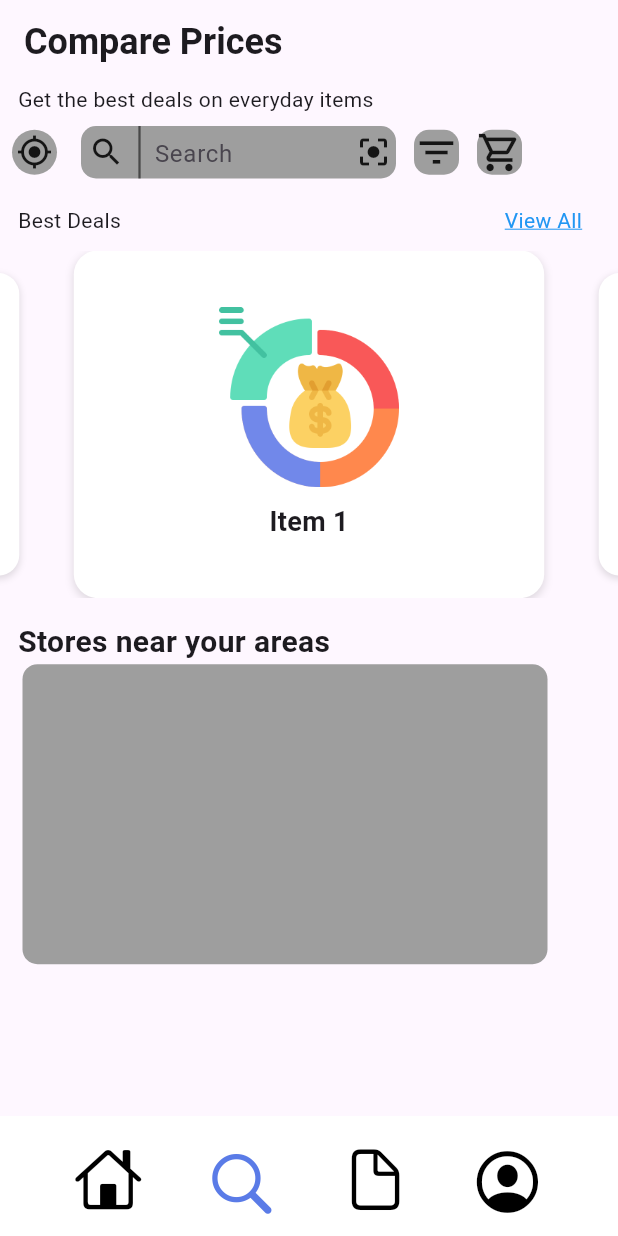
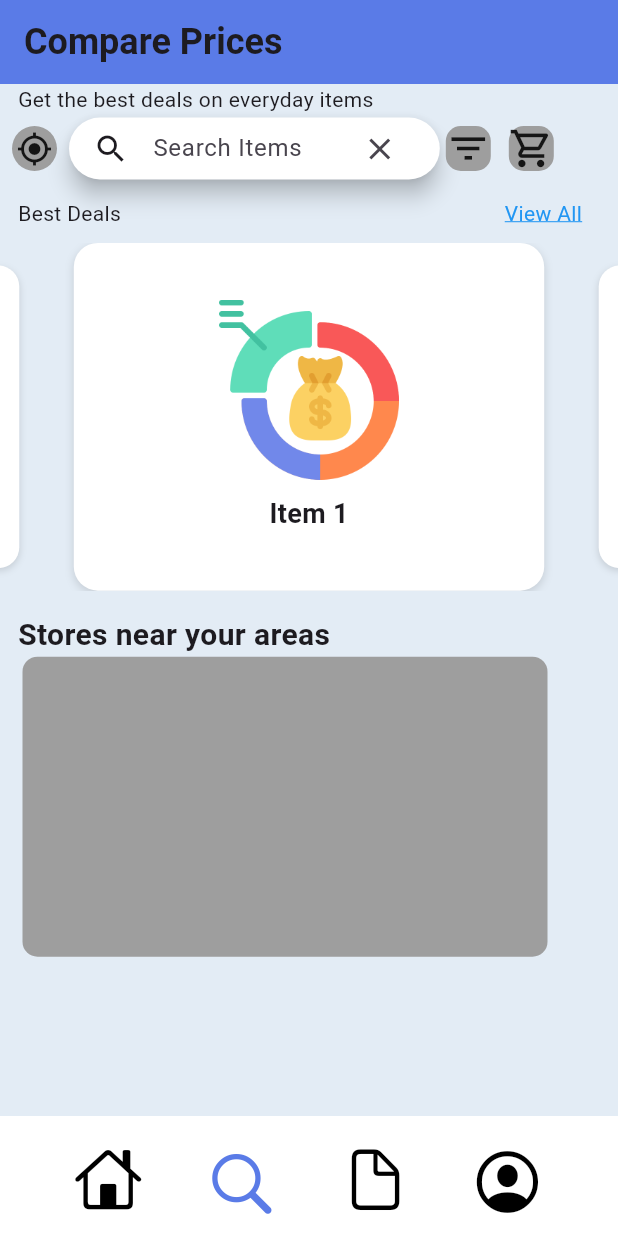
Before and after one commit to daniaalhakim14/psm1-project, a Flutter app: the comparepricepage screen opened directly with empty values, on a phone screen of 412 x 824 dp. Run offline on Flutter 3.47's test engine with Material 3 defaults, Android fonts, the phone set to English and light mode, and no system bars; drawn by our look-alikes of carousel_slider; our stand-ins replace dotted_border, fl_chart, open_file, shared_preferences; missing offline and left inert: flutter_doc_scanner; accounts and stored records are empty.

Commit message:
main page almost complete
# Conflicts:
#	lib/ViewModel/signUpnLogin/signUpnLogin_repository.dart

```diff
--- /dev/null
+++ b/lib/Model/itemPricePremise.dart
@@ -0,0 +1,98 @@
+import 'dart:convert';
+import 'dart:typed_data'; // Correct import for Uint8List
+import 'package:flutter/material.dart';
+
+// get item full details
+class itemPrice {
+  final int itemcode;
+  final String itemname;
+  final String unit;
+  final String itemgroup;
+  final String itemcategory;
+  final Uint8List? itemimage;
+  final int premiseid;
+  final double price;
+  final String premisename;
+  final String address;
+  final String premisetype;
+  final String state;
+  final String district;
+
+  itemPrice({
+    required this.itemcode,
+    required this.itemname,
+    required this.unit,
+    required this.itemgroup,
+    required this.itemcategory,
+    required this.itemimage,
+    required this.premiseid,
+    required this.price,
+    required this.premisename,
+    required this.address,
+    required this.premisetype,
+    required this.state,
+    required this.district,
+  });
+
+  factory itemPrice.fromJson(Map<String, dynamic> json) {
+    return itemPrice(
+      itemcode: json['itemcode'],
+      itemname: json['itemname'],
+      unit: json['unit'],
+      itemgroup: json['itemgroup'],
+      itemcategory: json['itemcategory'],
+      itemimage:
+          json['itemimage'] != null
+              ? base64Decode(json['itemimage']) // Decode Base64 to Uint8List
+              : null,
+      premiseid: json['premiseid'],
+      price: (json['price'] as num).toDouble(),
+      premisename: json['premisename'],
+      address: json['address'],
+      premisetype: json['premisetype'],
+      state: json['state'],
+      district: json['district'],
+    );
+  }
+
+  Map<String, dynamic> toJson() {
+    return {
+      'itemcode': itemcode,
+      'itemname': itemname,
+      'unit': unit,
+      'itemgroup': itemgroup,
+      'itemcategory': itemcategory,
+      'image': itemimage, // Consider converting to base64 if sending as JSON string
+      'premiseid': premiseid,
+      'price': price,
+      'premisename': premisename,
+      'address': address,
+      'premisetype': premisetype,
+      'state': state,
+      'district': district,
+    };
+  }
+}
+
+// for item to be search in search bar
+class itemSearch{
+  final int itemcode;
+  final String itemname;
+  final Uint8List? image;
+
+  itemSearch({
+    required this.itemcode,
+    required this.itemname,
+    required this.image,
+});
+  factory itemSearch.fromJson(Map<String, dynamic> json) {
+    return itemSearch(
+        itemcode:int.parse(json['itemcode'].toString()),
+        itemname: json['itemname'],
+        image:
+        json['itemimage'] != null
+            ? base64Decode(json['itemimage']) // Decode Base64 to Uint8List
+            : null
+    );
+  }
+}
--- a/lib/View/comparepricepage.dart
+++ b/lib/View/comparepricepage.dart
@@ -1,9 +1,12 @@
+import 'dart:async';
+
 import 'package:carousel_slider/carousel_slider.dart';
 import 'package:flutter/cupertino.dart';
 import 'package:flutter/material.dart';
 import 'package:fyp/View/homepage.dart';
-
+import 'package:provider/provider.dart';
 import '../Model/signupLoginpage.dart';
+import '../ViewModel/itemPricePremise/itemPrice_viewmodel.dart';
 import 'accountpage.dart';
 
 class comparepricepage extends StatefulWidget {
@@ -17,21 +20,46 @@ class comparepricepage extends StatefulWidget {
 class _comparepricepageState extends State<comparepricepage> {
   final _textControllerSearch = TextEditingController();
   int _currentPage = 0;
+  final searchController = SearchController();
   final List<Map<String, String>> sliderItems = [
     {'image': 'lib/Stickers/assetmanagement.png', 'title': 'Item 1'},
     {'image': 'lib/Stickers/business.png', 'title': 'Item 2'},
     {'image': 'lib/Stickers/dontletmoneyflyaway.png', 'title': 'Item 3'},
   ];
+  String selectedText = '';
+  Timer? _debounce;
+  String _lastQuery = '';
+
+
+  @override
+  void initState() {
+    super.initState();
+
+  }
+
+  void onSearchChanged(String query) {
+    if (_debounce?.isActive ?? false) _debounce!.cancel();
+    _debounce = Timer(const Duration(milliseconds: 2000), () {
+      final searchVM = Provider.of<itemPrice_viewmodel>(context, listen: false);
+      searchVM.fetchItemSearch(query);
+    });
+  }
+
+
 
   @override
   Widget build(BuildContext context) {
+    final screenWidth = MediaQuery.of(context).size.width;
+    final screenHeight = MediaQuery.of(context).size.height;
     return Scaffold(
+      backgroundColor: Color(0xFFE3ECF5),
       appBar: AppBar(
         title: Text(
           "Compare Prices",
           style: TextStyle(fontSize: 24, fontWeight: FontWeight.bold),
         ),
         automaticallyImplyLeading: false,
+        backgroundColor: Color(0xFF5A7BE7),
       ),
       body: SingleChildScrollView(
         child: Column(
@@ -60,47 +88,111 @@ class _comparepricepageState extends State<comparepricepage> {
                     ),
                   ),
                 ),
+                Consumer<itemPrice_viewmodel>(
+                  builder: (context, searchVM, _) {
+                    return SizedBox(
+                      height: screenHeight * 0.05,
+                      width: screenWidth * 0.60,
+                      child: SearchAnchor.bar(
+                        searchController: searchController,
+                        barHintText: 'Search Items',
+                        barTrailing: [
+                          IconButton(
+                            icon: Icon(Icons.clear),
+                            onPressed: () {
+                              searchController.clear();
+                              setState(() {
+                                selectedText = '';
+                                _lastQuery = ''; // reset
+                              });
+                              final searchVM = Provider.of<itemPrice_viewmodel>(context, listen: false);
+                              searchVM.fetchItemSearch(''); // clear results
+                            },
+                          ),
+                        ],
+                        barBackgroundColor: WidgetStatePropertyAll(Colors.white),
+                        suggestionsBuilder: (context, controller) {
+                          //onSearchChanged(controller.text);
+                          final query = controller.text;
+                          if (query != _lastQuery) {
+                            _lastQuery = query;
+                            final searchVM = Provider.of<itemPrice_viewmodel>(context, listen: false);
+                            searchVM.fetchItemSearch(query);
+                          }
+                          final suggestions = searchVM.itemsearch;
+                          return suggestions.map((item) {
+                            return ListTile(
+                              title: Text(item.itemname),
+                              onTap: () {
+                                setState(() {
+                                  selectedText = item.itemname;
+                                  searchController.closeView(item.itemname);
+                                });
+                              },
+                            );
+                          }).toList();
+                        },
+                        // other properties...
+                      ),
+                    );
+                  },
+                ),
+
                 // search bar
-                Padding(
-                  padding: const EdgeInsets.all(8.0),
-                  child: Container(
-                    width: 210,
-                    height: 35,
-                    decoration: BoxDecoration(
-                      color: Colors.grey,
-                      borderRadius: BorderRadius.circular(10),
-                    ),
-                    child: Row(
-                      children: [
-                        Padding(
-                          padding: const EdgeInsets.only(
-                            top: 4.0,
-                            bottom: 4.0,
-                            left: 5.0,
-                          ),
-                          child: Icon(Icons.search),
-                        ),
-                        VerticalDivider(
-                          color: Colors.black54,
-                          thickness: 1.5,
-                          width: 20,
-                        ),
-                        Expanded(
-                          child: TextField(
-                            decoration: InputDecoration(
-                              hintText: "Search",
-                              border: InputBorder.none,
-                            ),
-                          ),
-                        ),
-                        Padding(
-                          padding: const EdgeInsets.all(3.0),
-                          child: Icon(Icons.center_focus_strong),
+                /*
+                SizedBox(
+                  height: screenHeight * 0.05,
+                    width: screenWidth * 0.60,
+                    child:SearchAnchor.bar(
+                      searchController: searchController,
+                      barHintText: 'Search Items',
+                      barTrailing: [
+                        IconButton(
+                          icon: Icon(Icons.clear),
+                          onPressed: () {
+                            searchController.clear();
+                          },
                         ),
                       ],
-                    ),
-                  ),
+                      barBackgroundColor: WidgetStatePropertyAll(Colors.white), // ✅ Background color
+                      suggestionsBuilder: (context, controller) {
+                        onSearchChanged(controller.text); // Debounced API call
+
+                        final suggestions = context.watch<itemPrice_viewmodel>().itemsearch;
+                        if (suggestions.isEmpty) {
+                          return [ListTile(title: Text("No results"))];
+                        }else{
+                          print('yaaaaa');
+                        }
+
+                        return suggestions.map((item) {
+                          return ListTile(
+                            title: Text(item.itemname),
+                            onTap: () {
+                              setState(() {
+                                selectedText = item.itemname;
+                                searchController.closeView(item.itemname);
+                              });
+                            },
+                          );
+                        }).toList();
+                      },
+                      // For shape, wrap it inside a ClipRRect if needed
+                    )
+                    /*SearchBar(
+                      leading: const Icon(Icons.search),
+                      hintText: 'Search Item',
+                      shape: WidgetStatePropertyAll(
+                        RoundedRectangleBorder(
+                          borderRadius: BorderRadius.circular(8.0)
+                        )
+                      ),
+                      backgroundColor: WidgetStatePropertyAll(Colors.white)
+                    )
+
+                     */
                 ),
+                */
                 // filter button
                 Padding(
                   padding: const EdgeInsets.all(4.0),
--- a/lib/View/firstpage.dart
+++ b/lib/View/firstpage.dart
@@ -29,13 +29,14 @@ class _firstpageState extends State<firstpage> {
 
     return Scaffold(
       backgroundColor: Colors.white,
-      body: Column(
+      body: SingleChildScrollView(
+        child: Column(
           mainAxisAlignment: MainAxisAlignment.center,
           children: [
             Column(
               children: [
                 Padding(
-                padding: EdgeInsets.only(top: screenHeight * 0.125),
+                  padding: EdgeInsets.only(top: screenHeight * 0.225),
                   child: Center(
                     child: CarouselSlider(
                       items:
@@ -92,6 +93,7 @@ class _firstpageState extends State<firstpage> {
             ),
           ],
         ),
+      ),
     );
   }
 
--- /dev/null
+++ b/lib/ViewModel/itemPricePremise/itemPrice_viewmodel.dart
@@ -0,0 +1,46 @@
+
+import 'package:flutter/cupertino.dart';
+import 'package:fyp/ViewModel/itemPricePremise/itemPrice_repository.dart';
+
+import '../../Model/itemPricePremise.dart';
+
+class itemPrice_viewmodel extends ChangeNotifier{
+  final itemPriceRepository = itemPrice_repositoryClass();
+  final itemPrice_repositoryClass _repository = itemPrice_repositoryClass();
+  bool fetchingData = false;
+
+  List<itemPrice> _itemprice = [];
+  List<itemPrice> get itemprice => _itemprice;
+  List<itemSearch> _itemsearch = [];
+  List<itemSearch> get itemsearch => _itemsearch;
+
+  Future<void> fetchItemPrice() async{
+    fetchingData = true;
+    notifyListeners();
+
+    try{
+      _itemprice = await itemPriceRepository.getItemPrice();
+    } catch(e){
+      print('Failed to load item price: $e');
+      _itemprice = [];
+    } finally{
+      fetchingData = false;
+      notifyListeners();
+    }
+  }
+
+  Future<void> fetchItemSearch(String searchTerm) async{
+    fetchingData = true;
+    notifyListeners();
+    try{
+      _itemsearch = await itemPriceRepository.getItemSearch(searchTerm);
+      notifyListeners(); // <- make sure this is called AFTER updating _itemsearch
+    } catch(e){
+      print('Failed to load item price: $e');
+      _itemsearch = [];
+    } finally{
+      fetchingData = false;
+      notifyListeners();
+    }
+  }
+}
--- a/lib/ViewModel/signUpnLogin/signUpnLogin_repository.dart
+++ b/lib/ViewModel/signUpnLogin/signUpnLogin_repository.dart
@@ -76,5 +76,5 @@ class signUpnLoginRepository {
       print('❌ Response body: ${response.body}');
       return null;
     }
-  }
 }
+}
--- a/lib/ViewModel/signUpnLogin/signUpnLogin_viewmodel.dart
+++ b/lib/ViewModel/signUpnLogin/signUpnLogin_viewmodel.dart
@@ -198,4 +198,5 @@ Future<void> fetchUserDetailsByEmail(String email, String token) async{
       print('Error fetching user details: $e');
     }
 }
+
 }
--- a/lib/main.dart
+++ b/lib/main.dart
@@ -1,6 +1,7 @@
 import 'package:flutter/material.dart';
 import 'package:fyp/View/expenseInput.dart';
 import 'package:fyp/View/firstpage.dart';
+import 'package:fyp/ViewModel/itemPricePremise/itemPrice_viewmodel.dart';
 import 'package:provider/provider.dart';
 import 'ViewModel/expense/expense_viewmodel.dart';
 import 'ViewModel/signUpnLogin/signUpnLogin_viewmodel.dart';
@@ -12,6 +13,7 @@ void main() {
       providers: [
         ChangeNotifierProvider(create: (_) => signUpnLogin_viewmodel()),
         ChangeNotifierProvider(create: (_) => expenseViewModel()),
+        ChangeNotifierProvider(create: (_) => itemPrice_viewmodel())
       ],
       child: MyApp(),
     ),
```
Also changed, not shown: lib/ViewModel/itemPricePremise/itemPrice_callapi.dart (added, +20 -0 lines), lib/ViewModel/itemPricePremise/itemPrice_repository.dart (added, +38 -0 lines). Lines whose indentation alone changed are shown as unchanged.
